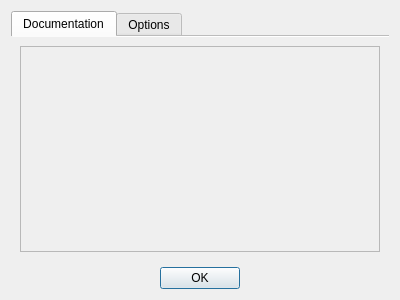
This is library/tulip-gui/designer/InteractorConfigWidget.ui in Tulip-Dev/tulip as Qt 5 draws it before an edit. The edited form follows.
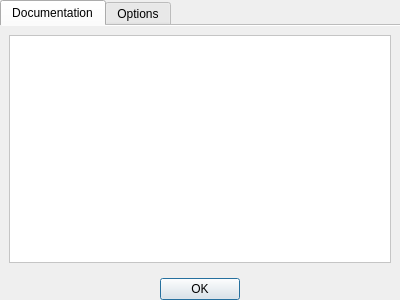
This is the edited form.

Commit message:
tulip-gui/InteractorConfigWidget: Cosmetic fixes after #76 merge
  - set better windows title

  - resinstate white background for the documentation

  - remove dialog margins

  - set a default size in order to get a decent display of the dialog content

  - center the dialog above the Tulip window when displaying it

The edit to the form file:
```diff
--- a/library/tulip-gui/designer/InteractorConfigWidget.ui
+++ b/library/tulip-gui/designer/InteractorConfigWidget.ui
@@ -17,6 +17,18 @@
    <string notr="true">#contents { background-color: white; border: 1px solid #C9C9C9; }</string>
   </property>
   <layout class="QVBoxLayout" name="verticalLayout">
+   <property name="leftMargin">
+    <number>0</number>
+   </property>
+   <property name="topMargin">
+    <number>0</number>
+   </property>
+   <property name="rightMargin">
+    <number>0</number>
+   </property>
+   <property name="bottomMargin">
+    <number>0</number>
+   </property>
    <item>
     <widget class="QTabWidget" name="tabWidget">
      <property name="currentIndex">
@@ -32,6 +44,12 @@
       <layout class="QVBoxLayout" name="verticalLayout_2">
        <item>
         <widget class="QScrollArea" name="scrollAreaDoc">
+         <property name="autoFillBackground">
+          <bool>false</bool>
+         </property>
+         <property name="styleSheet">
+          <string notr="true">background: white</string>
+         </property>
          <property name="widgetResizable">
           <bool>true</bool>
          </property>
@@ -40,8 +58,8 @@
            <rect>
             <x>0</x>
             <y>0</y>
-            <width>372</width>
-            <height>185</height>
+            <width>384</width>
+            <height>213</height>
            </rect>
           </property>
          </widget>
```
Left out of the diff: 4 changed lines with no effect on the pictures. The commit also changes 3 other files.
